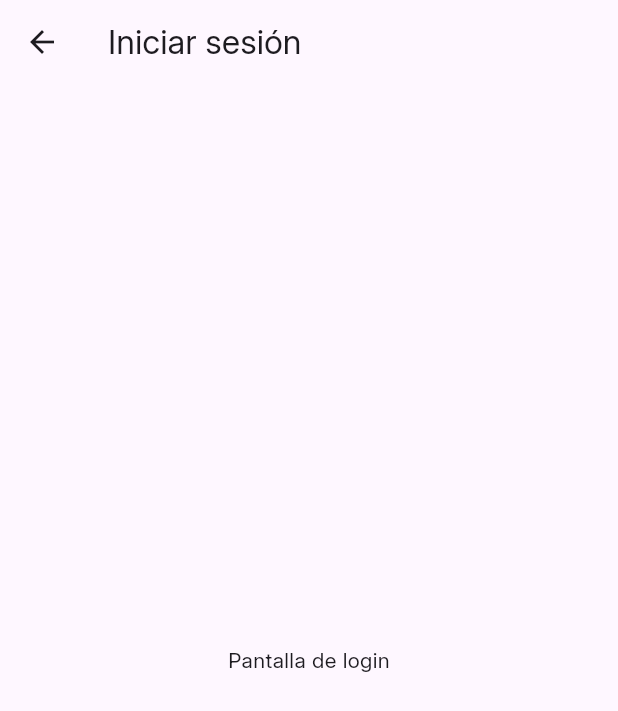
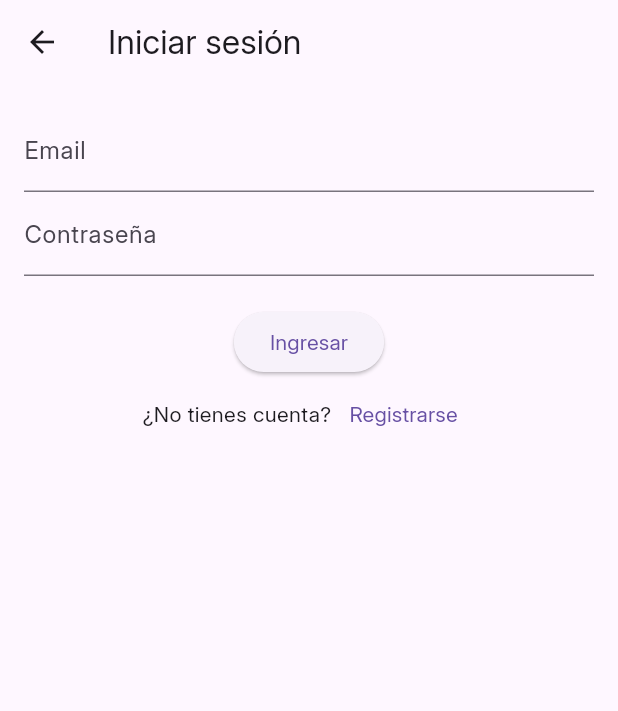
Before and after one commit to BautistaMendibe/focuswallet, a Flutter app: the screen it shows after launch, after a tap on "Iniciar sesión", on a phone screen of 412 x 824 dp. Shown: the top 711 px of the screen. Run offline on Flutter 3.47's test engine with Material 3 defaults, Android fonts, the phone set to English and light mode, and no system bars; our stand-ins replace firebase_auth, firebase_core, shared_preferences, smooth_page_indicator; accounts and stored records are empty.

Commit message:
Se agrega las pantallas de inicio y registro de usuario

```diff
--- a/lib/routes/app_routes.dart
+++ b/lib/routes/app_routes.dart
@@ -1,8 +1,10 @@
 import 'package:flutter/material.dart';
+import 'package:focuswallet/screens/dashboard_screen.dart';
 import '../screens/login_screen.dart';
 import '../screens/register_screen.dart';
 
 Map<String, WidgetBuilder> appRoutes = {
   '/login': (context) => const LoginScreen(),
   '/register': (context) => const RegisterScreen(),
+  '/dashboard': (context) => const DashboardScreen(),
 };
--- a/lib/screens/login_screen.dart
+++ b/lib/screens/login_screen.dart
@@ -1,13 +1,63 @@
 import 'package:flutter/material.dart';
+import '../services/auth_service.dart';
 
-class LoginScreen extends StatelessWidget {
+class LoginScreen extends StatefulWidget {
   const LoginScreen({super.key});
+
+  @override
+  State<LoginScreen> createState() => _LoginScreenState();
+}
+
+class _LoginScreenState extends State<LoginScreen> {
+  final emailCtrl = TextEditingController();
+  final passCtrl = TextEditingController();
+  final _authService = AuthService();
+
+  void login() async {
+    try {
+      final user = await _authService.login(emailCtrl.text, passCtrl.text);
+      if (user != null) {
+        Navigator.pushReplacementNamed(context, '/dashboard');
+      }
+    } catch (e) {
+      ScaffoldMessenger.of(context).showSnackBar(
+        SnackBar(content: Text('Error: ${e.toString()}')),
+      );
+    }
+  }
 
   @override
   Widget build(BuildContext context) {
     return Scaffold(
-      appBar: AppBar(title: Text("Iniciar sesión")),
-      body: Center(child: Text("Pantalla de login")),
+      appBar: AppBar(title: const Text("Iniciar sesión")),
+      body: Padding(
+        padding: const EdgeInsets.all(16),
+        child: Column(
+          children: [
+            TextField(
+                controller: emailCtrl,
+                decoration: InputDecoration(labelText: 'Email')),
+            TextField(
+                controller: passCtrl,
+                decoration: InputDecoration(labelText: 'Contraseña'),
+                obscureText: true),
+            const SizedBox(height: 20),
+            ElevatedButton(onPressed: login, child: const Text("Ingresar")),
+            Row(
+              mainAxisAlignment: MainAxisAlignment.center,
+              children: [
+                const Text("¿No tienes cuenta?"),
+                TextButton(
+                  onPressed: () {
+                    Navigator.pushNamed(context, '/register');
+                  },
+                  child: const Text("Registrarse"),
+                ),
+              ],
+            ),
+          ],
+        ),
+      ),
     );
   }
 }
--- a/lib/screens/onboarding_screen.dart
+++ b/lib/screens/onboarding_screen.dart
@@ -41,7 +41,7 @@ class _OnboardingScreenState extends State<OnboardingScreen> {
             ],
           ),
           Positioned(
-            bottom: 100,
+            bottom: 10,
             left: 0,
             right: 0,
             child: Center(
@@ -53,7 +53,7 @@ class _OnboardingScreenState extends State<OnboardingScreen> {
             ),
           ),
           Positioned(
-            bottom: 40,
+            bottom: 50,
             left: 20,
             right: 20,
             child: Column(
@@ -127,8 +127,8 @@ class OnboardingPage extends StatelessWidget {
       child: Column(
         mainAxisAlignment: MainAxisAlignment.center,
         children: [
-          Image.asset(image, height: 350),
-          SizedBox(height: 40),
+          Image.asset(image, height: 320),
+          SizedBox(height: 20),
           Text(title.toUpperCase(),
               textAlign: TextAlign.center,
               style: TextStyle(fontSize: 22, fontWeight: FontWeight.bold)),
--- /dev/null
+++ b/lib/services/auth_service.dart
@@ -0,0 +1,27 @@
+import 'package:firebase_auth/firebase_auth.dart';
+
+class AuthService {
+  final _auth = FirebaseAuth.instance;
+
+  Future<User?> register(String email, String password) async {
+    final userCredential = await _auth.createUserWithEmailAndPassword(
+      email: email,
+      password: password,
+    );
+    return userCredential.user;
+  }
+
+  Future<User?> login(String email, String password) async {
+    final userCredential = await _auth.signInWithEmailAndPassword(
+      email: email,
+      password: password,
+    );
+    return userCredential.user;
+  }
+
+  Future<void> logout() async {
+    await _auth.signOut();
+  }
+
+  User? get currentUser => _auth.currentUser;
+}
```
Also changed, not shown: lib/screens/register_screen.dart (+53 -3 lines).
